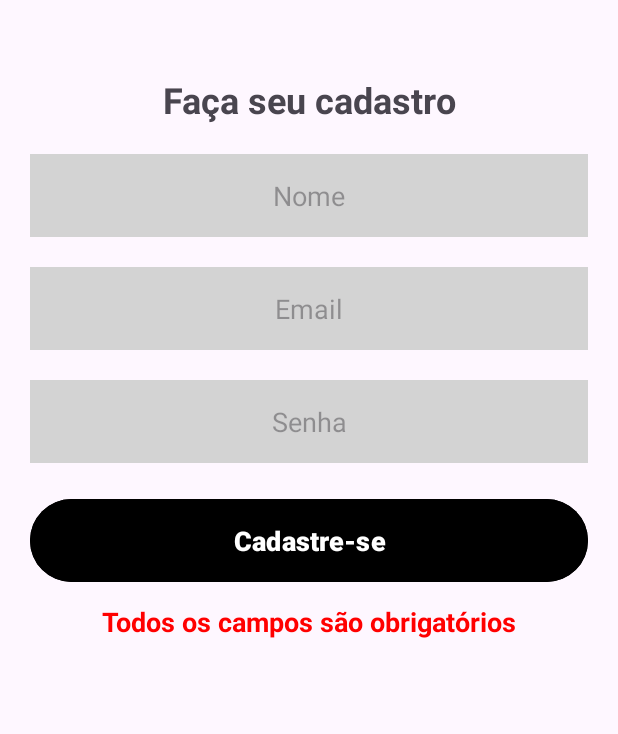
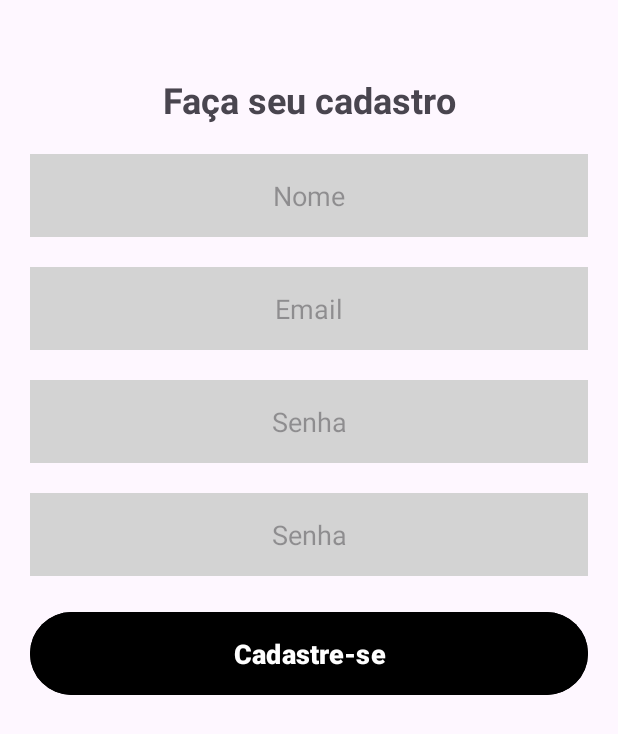
Before and after one commit to leandroAntunesDosSantos/TunesBank-App, an Android app: the FormCadastro screen opened directly, with no data from a screen before it, on a phone screen of 412 x 824 dp. Shown: the top 734 px of the screen. Run offline under Robolectric (Android 15) with nearby library versions, the phone set to English and light mode, and no system bars.

Commit message:
finalizacao da activity cadastro e requisicao api

```diff
--- /dev/null
+++ b/app/src/main/java/com/tunesapp/tunesbank/activities/api/Iapi.kt
@@ -0,0 +1,14 @@
+package com.tunesapp.tunesbank.activities.api
+
+import com.tunesapp.tunesbank.activities.model.Usuario
+import retrofit2.Call
+import retrofit2.http.Body
+import retrofit2.http.POST
+
+interface Iapi {
+    @POST("login")
+    fun login(@Body usuario: Usuario): Call<Usuario>
+
+    @POST("conta")
+    fun cadastrar(@Body usuario: Usuario): Call<Usuario>
+}
--- a/app/src/main/res/layout/activity_form_cadastro.xml
+++ b/app/src/main/res/layout/activity_form_cadastro.xml
@@ -91,13 +91,31 @@
 
         />
 
+    <EditText
+        android:id="@+id/edt_senha_confirmacao"
+        android:layout_width="match_parent"
+        android:layout_height="wrap_content"
+        android:padding="15dp"
+        android:hint="Senha"
+        android:inputType="textPassword"
+        android:maxLength="50"
+        android:textSize="18sp"
+        android:background="@color/light_gray"
+        android:gravity="center"
+        android:maxLines="1"
+        android:layout_marginStart="20dp"
+        android:layout_marginEnd="20dp"
+        android:layout_marginTop="20dp"
+        app:layout_constraintStart_toStartOf="parent"
+        app:layout_constraintEnd_toEndOf="parent"
+        app:layout_constraintTop_toBottomOf="@+id/edt_senha"
+
+        />
+
     <Button
         android:id="@+id/btn_cadastrar"
         android:layout_width="match_parent"
         android:layout_height="wrap_content"
-        app:layout_constraintTop_toBottomOf="@+id/edt_senha"
-        app:layout_constraintStart_toStartOf="parent"
-        app:layout_constraintEnd_toEndOf="parent"
         android:text="Cadastre-se"
         android:textSize="18sp"
         android:textColor="@color/white"
@@ -109,13 +127,16 @@
         android:layout_marginStart="20dp"
         android:layout_marginEnd="20dp"
         android:layout_marginTop="20dp"
+        app:layout_constraintTop_toBottomOf="@+id/edt_senha_confirmacao"
+        app:layout_constraintStart_toStartOf="parent"
+        app:layout_constraintEnd_toEndOf="parent"
         />
 
     <TextView
         android:id="@+id/txt_erro"
         android:layout_width="wrap_content"
         android:layout_height="wrap_content"
-        android:text="Todos os campos são obrigatórios"
+        android:text=""
         app:layout_constraintTop_toBottomOf="@+id/btn_cadastrar"
         app:layout_constraintStart_toStartOf="parent"
         app:layout_constraintEnd_toEndOf="parent"
--- a/app/src/main/res/layout/activity_form_login.xml
+++ b/app/src/main/res/layout/activity_form_login.xml
@@ -97,7 +97,7 @@
         android:id="@+id/txt_erro"
         android:layout_width="wrap_content"
         android:layout_height="wrap_content"
-        android:text="Usuário ou senha inválidos"
+        android:text=""
         app:layout_constraintTop_toBottomOf="@+id/btn_entrar"
         app:layout_constraintStart_toStartOf="parent"
         app:layout_constraintEnd_toEndOf="parent"
--- a/app/src/main/res/values/colors.xml
+++ b/app/src/main/res/values/colors.xml
@@ -5,4 +5,5 @@
     <color name="dark_blue">#FF0000FF</color>
     <color name="light_gray">#FFD3D3D3</color>
     <color name="red">#FFFF0000</color>
+    <color name="green">#FF008000</color>
 </resources>
```
Also changed, not shown: app/src/main/AndroidManifest.xml (+7 -2 lines), app/src/main/java/com/tunesapp/tunesbank/activities/FormCadastro/FormCadastro.kt (+65 -1 lines), app/src/main/java/com/tunesapp/tunesbank/activities/FormLogin/FormLogin.kt (+50 -0 lines), app/src/main/java/com/tunesapp/tunesbank/activities/homeBank/HomeBank.kt (added, +21 -0 lines), app/src/main/java/com/tunesapp/tunesbank/activities/model/Usuario.kt (added, +7 -0 lines), app/src/main/java/com/tunesapp/tunesbank/activities/token/Token.kt (added, +45 -0 lines), app/src/main/res/layout/activity_home_bank.xml (added, +18 -0 lines).
